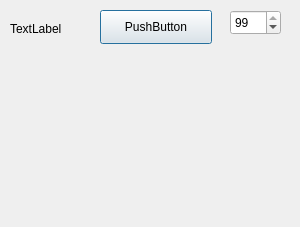
yzc0731/copy_from_xiang, file MEMOplus/suspenddia.ui: the form before one commit.
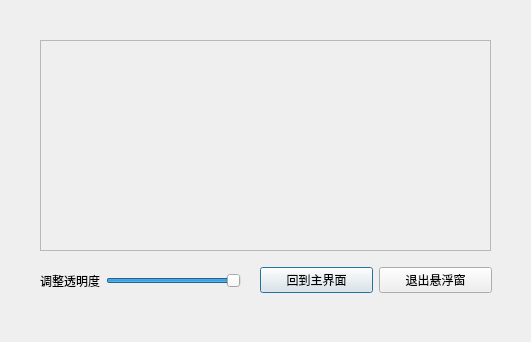
The form after the commit.

Commit message: 完善了悬浮球界面，可以显示列表第一条信息

Diff of the .ui file:
```diff
--- a/MEMOplus/suspenddia.ui
+++ b/MEMOplus/suspenddia.ui
@@ -6,54 +6,89 @@
    <rect>
     <x>0</x>
     <y>0</y>
-    <width>300</width>
-    <height>227</height>
+    <width>531</width>
+    <height>342</height>
    </rect>
   </property>
   <property name="windowTitle">
    <string>Dialog</string>
   </property>
-  <widget class="QPushButton" name="backBtn">
+  <widget class="QFrame" name="frame">
    <property name="geometry">
     <rect>
-     <x>100</x>
-     <y>10</y>
-     <width>112</width>
-     <height>34</height>
+     <x>40</x>
+     <y>40</y>
+     <width>451</width>
+     <height>211</height>
     </rect>
    </property>
-   <property name="text">
-    <string>PushButton</string>
+   <property name="frameShape">
+    <enum>QFrame::StyledPanel</enum>
    </property>
+   <property name="frameShadow">
+    <enum>QFrame::Raised</enum>
+   </property>
   </widget>
-  <widget class="QLabel" name="title">
+  <widget class="QWidget" name="horizontalLayoutWidget_2">
    <property name="geometry">
     <rect>
-     <x>10</x>
-     <y>20</y>
-     <width>81</width>
-     <height>18</height>
+     <x>40</x>
+     <y>260</y>
+     <width>201</width>
+     <height>41</height>
     </rect>
    </property>
-   <property name="text">
-    <string>TextLabel</string>
-   </property>
+   <layout class="QHBoxLayout" name="horizontalLayout_2">
+    <item>
+     <widget class="QLabel" name="title">
+      <property name="text">
+       <string>调整透明度</string>
+      </property>
+     </widget>
+    </item>
+    <item>
+     <widget class="QSlider" name="horizontalSlider">
+      <property name="minimum">
+       <number>50</number>
+      </property>
+      <property name="pageStep">
+       <number>5</number>
+      </property>
+      <property name="sliderPosition">
+       <number>99</number>
+      </property>
+      <property name="orientation">
+       <enum>Qt::Horizontal</enum>
+      </property>
+     </widget>
+    </item>
+   </layout>
   </widget>
-  <widget class="QSpinBox" name="pacityBox">
+  <widget class="QWidget" name="horizontalLayoutWidget">
    <property name="geometry">
     <rect>
-     <x>230</x>
-     <y>10</y>
-     <width>51</width>
-     <height>25</height>
+     <x>260</x>
+     <y>260</y>
+     <width>232</width>
+     <height>41</height>
     </rect>
    </property>
-   <property name="maximum">
-    <number>99</number>
-   </property>
-   <property name="value">
-    <number>99</number>
-   </property>
+   <layout class="QHBoxLayout" name="horizontalLayout">
+    <item>
+     <widget class="QPushButton" name="backBtn">
+      <property name="text">
+       <string>回到主界面</string>
+      </property>
+     </widget>
+    </item>
+    <item>
+     <widget class="QPushButton" name="exitBtn">
+      <property name="text">
+       <string>退出悬浮窗</string>
+      </property>
+     </widget>
+    </item>
+   </layout>
   </widget>
  </widget>
  <resources/>
```
The commit also changes 7 other files.
